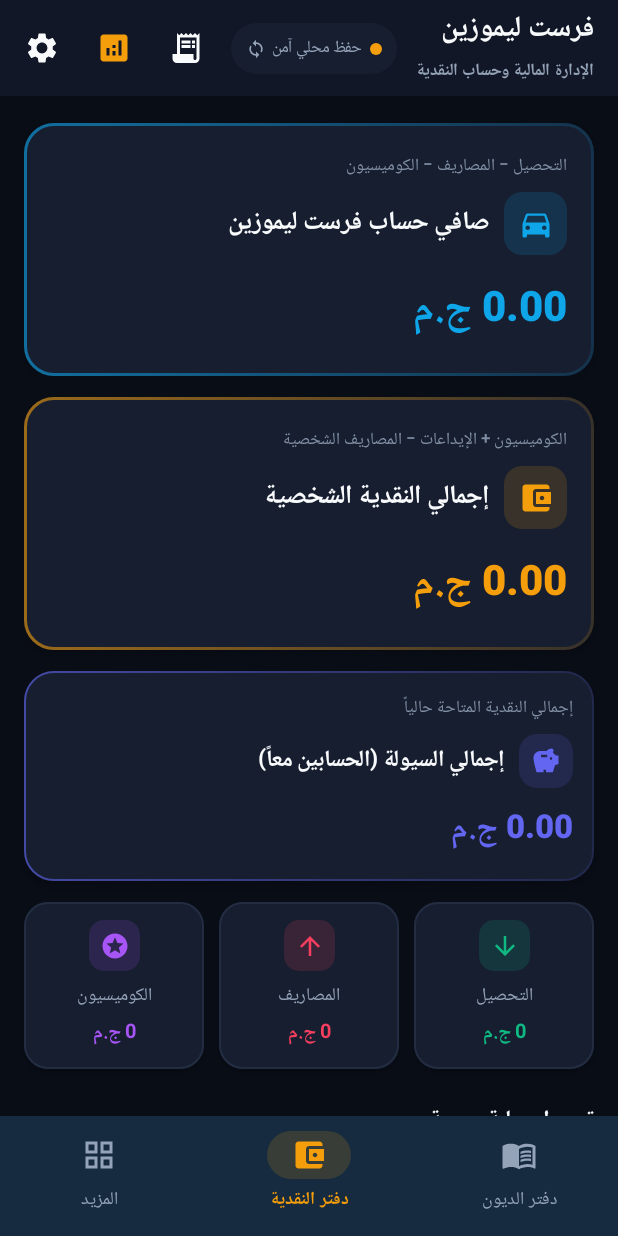
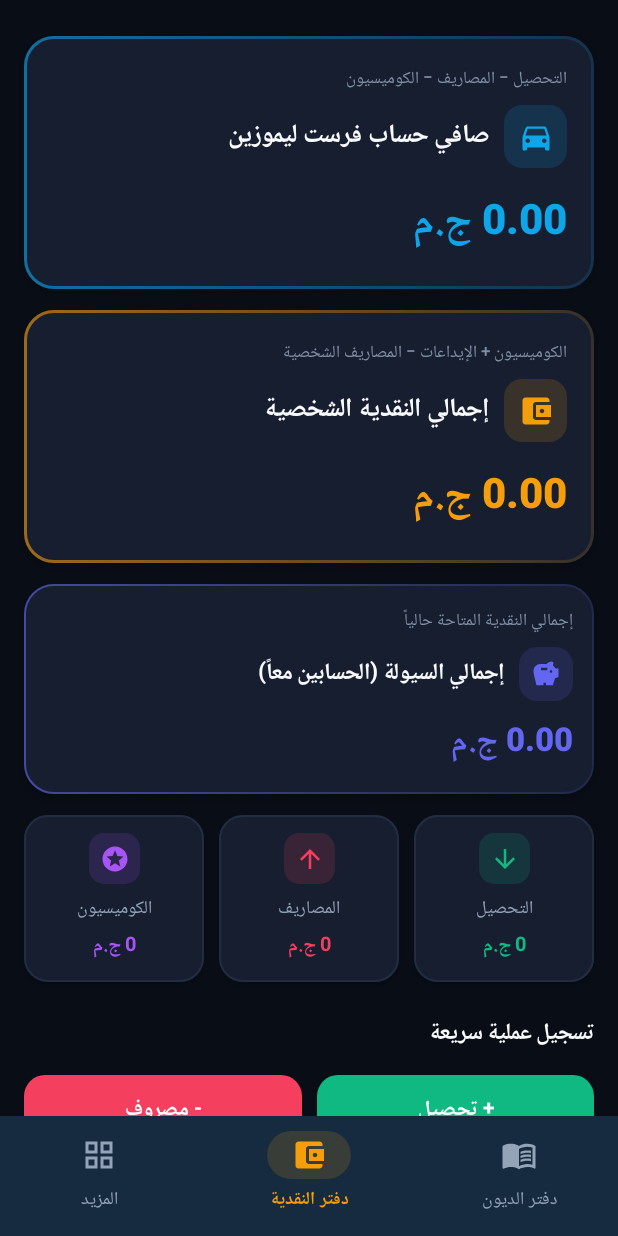
Before and after one commit to AMK500/first-limo-finance, an Android app built with Jetpack Compose: the MainScreen screen opened through its navigation route, on a phone screen of 412 x 824 dp. Run offline under Robolectric (Android 15) with nearby library versions, the phone set to English and light mode, and no system bars; our stand-ins replace Firebase (no records; nobody signed in at launch, a user with empty details on screens opened directly), Room's generated code.

Commit message:
Release v2.10: Remove redundant top bar from cash ledger screen

```diff
--- a/app/build.gradle.kts
+++ b/app/build.gradle.kts
@@ -14,8 +14,8 @@ android {
         applicationId = "com.firstlimo.finance"
         minSdk = 24
         targetSdk = 35
-        versionCode = 21
-        versionName = "2.0.9"
+        versionCode = 22
+        versionName = "2.1.0"
 
         testInstrumentationRunner = "androidx.test.runner.AndroidJUnitRunner"
         vectorDrawables {
--- a/app/src/main/java/com/firstlimo/finance/ui/screens/DashboardScreen.kt
+++ b/app/src/main/java/com/firstlimo/finance/ui/screens/DashboardScreen.kt
@@ -30,13 +30,11 @@ import com.firstlimo.finance.ui.viewmodel.FinancialViewModel
 fun DashboardScreen(
     viewModel: FinancialViewModel,
     onNavigateToHistory: () -> Unit,
-    onNavigateToAnalytics: () -> Unit,
-    onNavigateToSettings: () -> Unit
+    onNavigateToAnalytics: () -> Unit = {},
+    onNavigateToSettings: () -> Unit = {}
 ) {
     val summary by viewModel.financialSummary.collectAsState()
     val transactions by viewModel.transactions.collectAsState()
-    val isOnline by viewModel.isOnline.collectAsState()
-    val isSyncing by viewModel.isSyncing.collectAsState()
     val availableUpdate by viewModel.availableUpdate.collectAsState()
     val downloadProgress by viewModel.downloadProgress.collectAsState()
 
@@ -52,57 +50,6 @@ fun DashboardScreen(
 
     Scaffold(
         contentWindowInsets = WindowInsets(0, 0, 0, 0),
-        topBar = {
-            TopAppBar(
-                title = {
-                    Column {
-                        Text(
-                            text = "فرست ليموزين",
-                            fontSize = 19.sp,
-                            fontWeight = FontWeight.ExtraBold,
-                            color = TextPrimary
-                        )
-                        Text(
-                            text = "الإدارة المالية وحساب النقدية",
-                            fontSize = 11.sp,
-                            color = TextSecondary
-                        )
-                    }
-                },
-                actions = {
-                    SyncStatusBadge(
-                        isOnline = isOnline,
-                        isSyncing = isSyncing,
-                        onManualSync = { viewModel.syncUnsynced() }
-                    )
-                    Spacer(modifier = Modifier.width(6.dp))
-                    IconButton(onClick = onNavigateToHistory) {
-                        Icon(
-                            imageVector = Icons.Default.ReceiptLong,
-                            contentDescription = "سجل العمليات",
-                            tint = TextPrimary
-                        )
-                    }
-                    IconButton(onClick = onNavigateToAnalytics) {
-                        Icon(
-                            imageVector = Icons.Default.Analytics,
-                            contentDescription = "الرسوم البيانية",
-                            tint = AccentGold
-                        )
-                    }
-                    IconButton(onClick = onNavigateToSettings) {
-                        Icon(
-                            imageVector = Icons.Default.Settings,
-                            contentDescription = "الإعدادات",
-                            tint = TextPrimary
-                        )
-                    }
-                },
-                colors = TopAppBarDefaults.topAppBarColors(
-                    containerColor = DarkSurface
-                )
-            )
-        },
         containerColor = DarkBackground
     ) { paddingValues ->
         LazyColumn(
@@ -112,7 +59,7 @@ fun DashboardScreen(
                 .padding(horizontal = 16.dp),
             verticalArrangement = Arrangement.spacedBy(14.dp)
         ) {
-            item { Spacer(modifier = Modifier.height(4.dp)) }
+            item { Spacer(modifier = Modifier.height(10.dp)) }
 
             // 1. بطاقة صافي حساب فرست ليموزين (الحساب النهائي للشركة)
             item {
--- a/app/src/main/java/com/firstlimo/finance/ui/viewmodel/FinancialViewModel.kt
+++ b/app/src/main/java/com/firstlimo/finance/ui/viewmodel/FinancialViewModel.kt
@@ -37,7 +37,7 @@ class FinancialViewModel(application: Application) : AndroidViewModel(applicatio
             val pInfo = getApplication<Application>().packageManager.getPackageInfo(getApplication<Application>().packageName, 0)
             pInfo.versionName ?: "2.0.0"
         } catch (e: Exception) {
-            "2.0.9"
+            "2.1.0"
         }
 
     // هوية المستخدم الحالي
```
Also changed, not shown: 1 other file.
